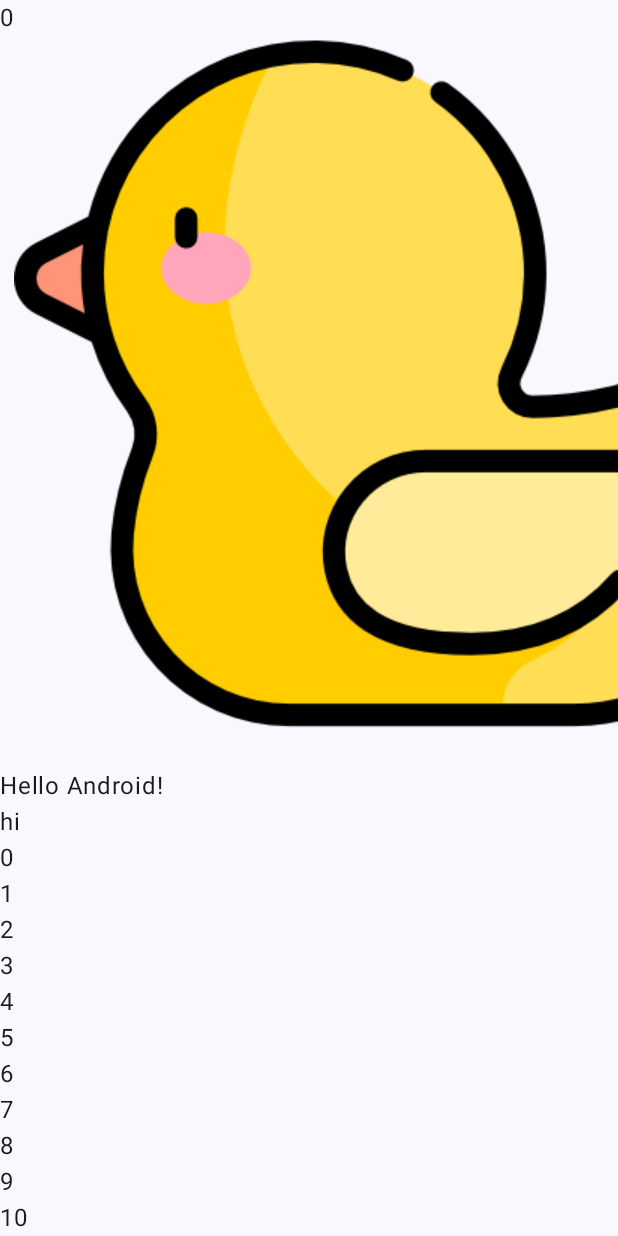
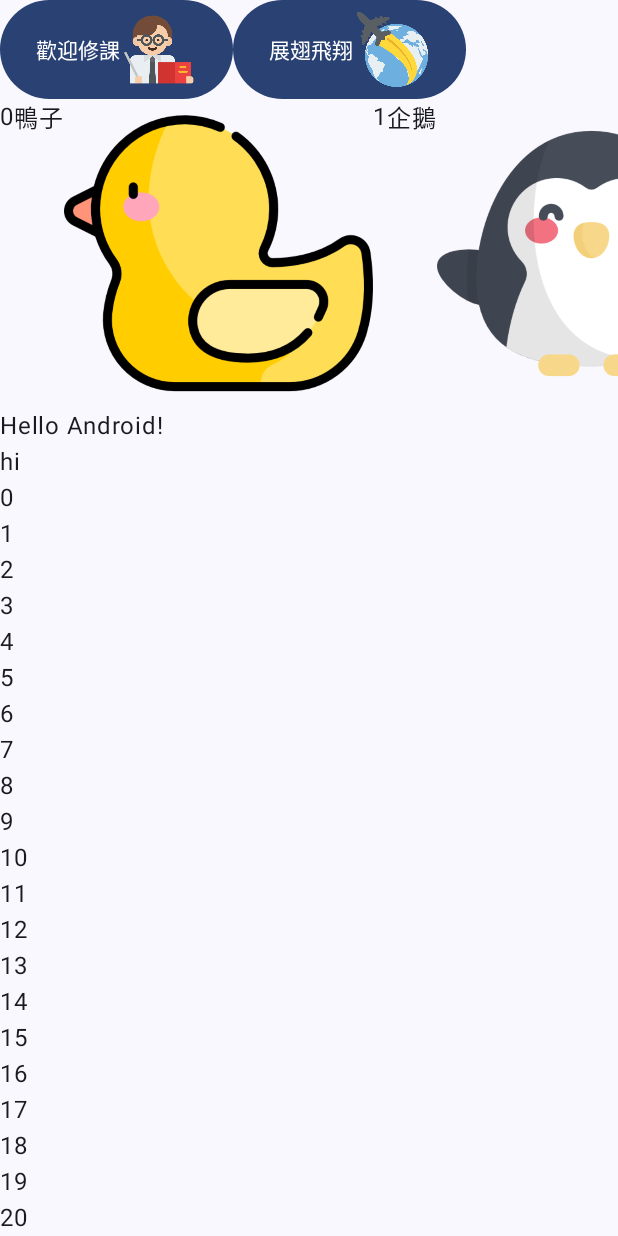
Before and after one commit to hhc-a/Media, an Android app built with Jetpack Compose: the screen it shows after launch (MainActivity), on a phone screen of 412 x 824 dp. Run offline under Robolectric (Android 15) with nearby library versions, the phone set to English and light mode, and no system bars.

Commit message:
3rd commit

```diff
--- a/app/src/main/java/tw/edu/pu/csim/s1120053/media/MainActivity.kt
+++ b/app/src/main/java/tw/edu/pu/csim/s1120053/media/MainActivity.kt
@@ -1,21 +1,27 @@
 package tw.edu.pu.csim.s1120053.media
 
+import android.media.MediaPlayer
 import android.os.Bundle
 import androidx.activity.ComponentActivity
 import androidx.activity.compose.setContent
 import androidx.activity.enableEdgeToEdge
 import androidx.compose.foundation.Image
 import androidx.compose.foundation.layout.Column
+import androidx.compose.foundation.layout.Row
 import androidx.compose.foundation.layout.fillMaxSize
 import androidx.compose.foundation.layout.padding
+import androidx.compose.foundation.layout.size
 import androidx.compose.foundation.lazy.LazyColumn
 import androidx.compose.foundation.lazy.LazyRow
+import androidx.compose.material3.Button
 import androidx.compose.material3.Scaffold
 import androidx.compose.material3.Text
 import androidx.compose.runtime.Composable
 import androidx.compose.ui.Modifier
+import androidx.compose.ui.platform.LocalContext
 import androidx.compose.ui.res.painterResource
 import androidx.compose.ui.tooling.preview.Preview
+import androidx.compose.ui.unit.dp
 import tw.edu.pu.csim.s1120053.media.ui.theme.MediaTheme
 
 class MainActivity : ComponentActivity() {
@@ -42,15 +48,47 @@ fun Greeting(name: String, modifier: Modifier = Modifier) {
         R.drawable.animal4, R.drawable.animal5,
         R.drawable.animal6, R.drawable.animal7,
         R.drawable.animal8, R.drawable.animal9)
+    var AnimalsName = arrayListOf("鴨子","企鵝","青蛙","貓頭鷹","海豚", "牛",
+        "無尾熊", "獅子", "狐狸", "小雞")
+    val context = LocalContext.current
+    var mper = MediaPlayer()
     Column {
+        Row {
+            Button(onClick = {
+                mper.reset()
+                mper = MediaPlayer.create(context, R.raw.tcyang)
+                mper.start()
+            }) {
+                Text(text = "歡迎修課", modifier=modifier)
+                Image(
+                    painter=painterResource(id=R.drawable.teacher),
+                    contentDescription="teacher",
+                    Modifier.size(50.dp)
+                )
+            }
+            Button(onClick = {
+                mper.reset()
+                mper = MediaPlayer.create(context, R.raw.fly)
+                mper.start()
+            }) {
+                Text(text = "展翅飛翔")
+                Image(
+                    painter=painterResource(id=R.drawable.fly),
+                    contentDescription="fly",
+                    Modifier.size(50.dp))
+            }
+        }
         LazyRow {
-            items(10) { index ->
+            items(20) { index ->
                 Text(index.toString(),
                 modifier=modifier)
+                Text(AnimalsName[index%10],
+                    modifier=modifier)
                 Image(
-                    painter=painterResource(id=Animals[index]),
+                    painter=painterResource(id=Animals[index%10]),
                     contentDescription="animal",
-                    modifier=modifier
+                    modifier = Modifier.fillParentMaxWidth(0.5f),
+//                    modifier = Modifier.fillParentMaxHeight(0.5f)
                 )
             }
         }
```
Also changed, not shown: app/src/main/res/drawable/fly.png (added), app/src/main/res/drawable/teacher.png (added), 2 other files.
